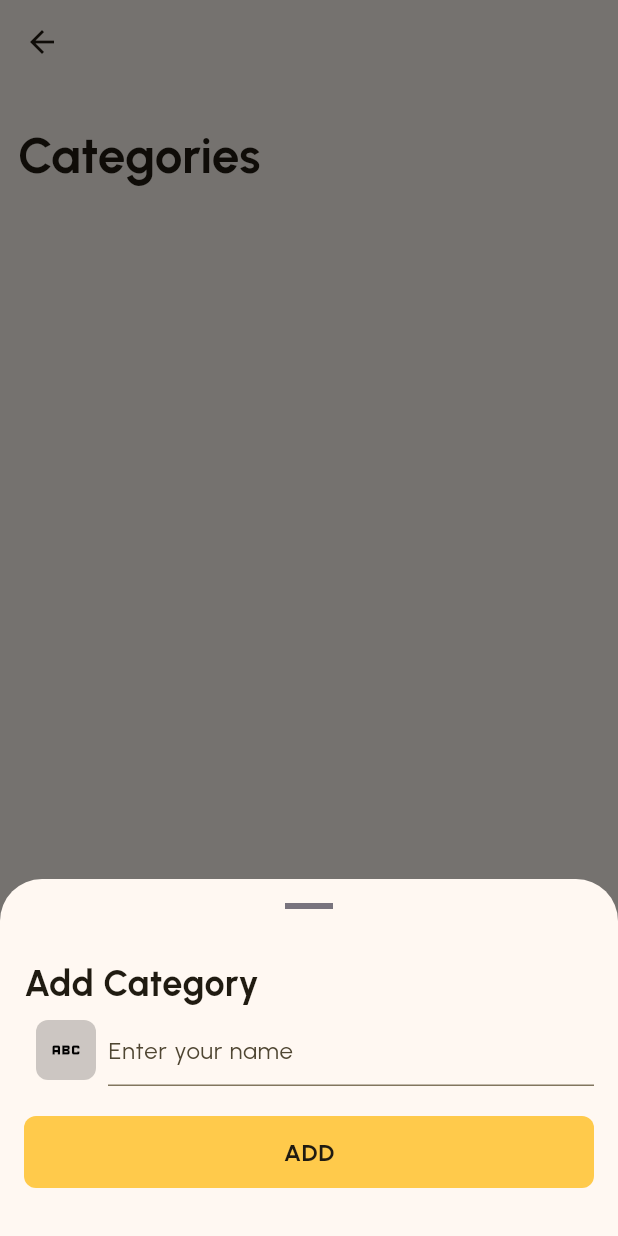
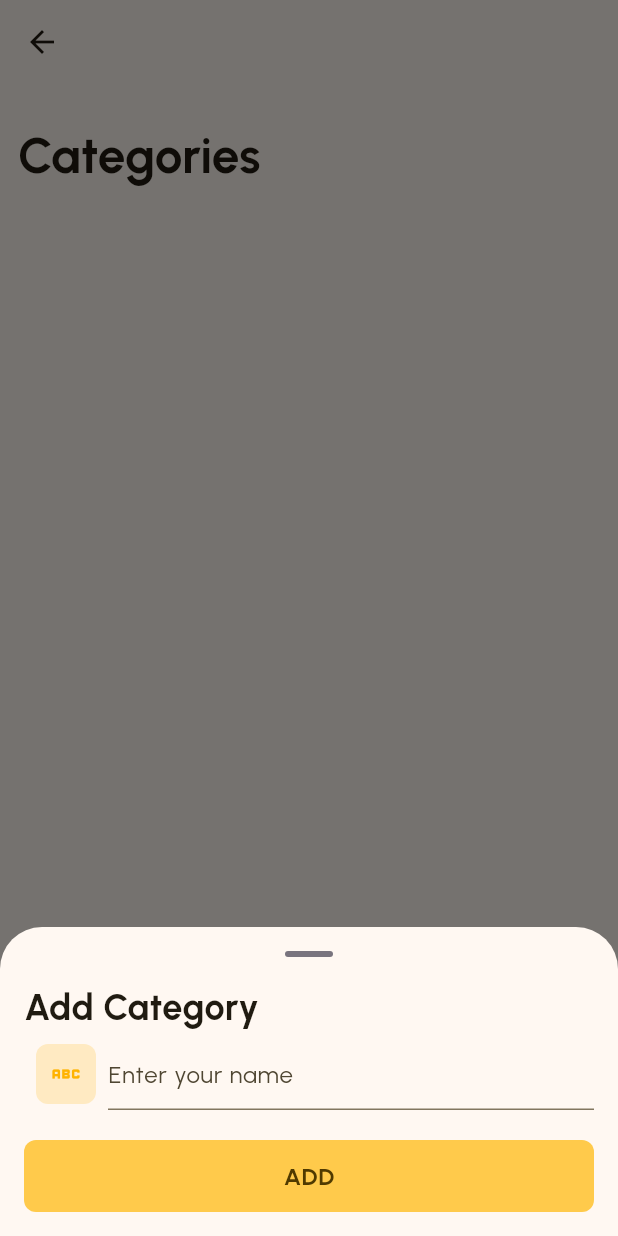
Before and after one commit to Skndan/krystl, a Flutter app: the CategoryView screen opened by its route, after a tap on an icon or button, on a phone screen of 412 x 824 dp. Run offline on Flutter 3.47's test engine with Material 3 defaults, Android fonts, the phone set to English and light mode, and no system bars; drawn by our look-alikes of flutter_form_builder; our stand-ins replace cloud_firestore, connectivity_plus, dio, firebase_analytics, firebase_auth, firebase_core and 8 more; missing offline and left inert: colorize, freerasp, haptic_feedback; accounts and stored records are empty.

Commit message:
Category Added

```diff
--- a/lib/view/category/category.view.dart
+++ b/lib/view/category/category.view.dart
@@ -2,12 +2,12 @@ import 'dart:math';
 
 import 'package:flutter/material.dart';
 import 'package:krystl/core/extensions/context_extension.dart';
-import 'package:krystl/core/extensions/widget_extension.dart';
 import 'package:krystl/core/network/firebase_manager.dart';
 import 'package:krystl/view/category/category.viewmodel.dart';
 import 'package:solar_icons/solar_icons.dart';
 
 import '../../core/base/base_view.dart';
+import 'category.model.dart';
 
 /// Created by Balaji Malathi on 5/25/2024 at 18:20.
 class CategoryView extends StatefulWidget {
@@ -54,8 +54,8 @@ class _CategoryViewState extends State<CategoryView>
       builder: (context, model, child) => Scaffold(
         floatingActionButton: FloatingActionButton(
           child: Icon(SolarIconsBold.addCircle),
-          onPressed: (){
-            model.addCategory();
+          onPressed: () {
+            model.addCategory(null);
           },
         ),
         body: NestedScrollView(
@@ -88,16 +88,13 @@ class _CategoryViewState extends State<CategoryView>
                   )),
             ];
           },
-          body: Column(
-            children: [
-              Expanded(
-                child: StreamBuilder(
+          body: StreamBuilder(
             stream: FirestoreService.instance
                 .listenToCollection('/${model.uid}/master/category'),
             builder: (context, snapshot) {
               if (snapshot.connectionState == ConnectionState.waiting) {
                 // If the connection is still waiting, show a loading indicator
-                      return Center(child: CircularProgressIndicator());
+                return const Center(child: CircularProgressIndicator());
               } else if (snapshot.hasError) {
                 // If there is an error with the stream, display an error message
                 return Text('Error: ${snapshot.error}');
@@ -111,52 +108,43 @@ class _CategoryViewState extends State<CategoryView>
                       const SliverGridDelegateWithFixedCrossAxisCount(
                           crossAxisCount: 2),
                   itemBuilder: (BuildContext context, int index) {
-                          return Container(
+                    return InkWell(
+                      onTap: () {
+                        model.addCategory(CategoryModel(
+                            color: documents[index]["color"],
+                            icon: documents[index]["icon"],
+                            name: documents[index]["name"],
+                            id: documents[index].id));
+                      },
+                      child: Container(
                         color: Color(documents[index]["color"])
                             .withOpacity(0.2),
-                            padding: EdgeInsets.all(24),
+                        padding: const EdgeInsets.all(24),
                         child: Column(
                           crossAxisAlignment: CrossAxisAlignment.start,
-                              mainAxisAlignment: MainAxisAlignment.spaceBetween,
+                          mainAxisAlignment:
+                              MainAxisAlignment.spaceBetween,
                           children: [
                             Icon(
                               IconData(documents[index]["icon"],
                                   fontFamily: "MaterialIcons"),
-                                  color: Color(documents[index]["color"]), size: 36,
+                              color: Color(documents[index]["color"]),
+                              size: 36,
                             ),
-                                Text(documents[index]["name"], style: context.textTheme.titleLarge,),
+                            Text(
+                              documents[index]["name"],
+                              style: context.textTheme.titleLarge,
+                            ),
                           ],
+                        ),
                       ),
                     );
                   },
                 );
               } else {
-                      // If there is no data available, display a message
                 return Text('No data available');
               }
             },
-                ),
-              ),
-              // ElevatedButton(
-              //   style: TextButton.styleFrom(
-              //     elevation: 0,
-              //     backgroundColor: context.colors.primaryContainer,
-              //     foregroundColor: context.colors.onPrimaryContainer,
-              //     shape: const RoundedRectangleBorder(
-              //       borderRadius: BorderRadius.all(Radius.circular(8)),
-              //     ),
-              //     minimumSize: Size(context.width - 32, 48),
-              //   ),
-              //   onPressed: () {
-              //     model.addCategory();
-              //   },
-              //   child: Text(
-              //     "Add Category".toUpperCase(),
-              //     style: context.textTheme.bodyLarge
-              //         ?.copyWith(fontWeight: FontWeight.w700),
-              //   ),
-              // ).pa(16)
-            ],
           ),
         ),
       ),
--- a/lib/view/category/category.viewmodel.dart
+++ b/lib/view/category/category.viewmodel.dart
@@ -1,9 +1,11 @@
 /// Created by Balaji Malathi on 5/25/2024 at 18:20.
+import 'package:cloud_firestore/cloud_firestore.dart';
 import 'package:firebase_auth/firebase_auth.dart';
 import 'package:flutter/material.dart';
 
 import '../../core/base/base_model.dart';
 import '../../core/network/firebase_manager.dart';
+import 'category.model.dart';
 import 'category.widget.dart';
 
 class CategoryViewModel extends BaseModel with BaseViewModel {
@@ -20,14 +22,14 @@ class CategoryViewModel extends BaseModel with BaseViewModel {
     uid = FirebaseAuth.instance.currentUser?.uid ?? '';
   }
 
-  void addCategory() async {
+  void addCategory(CategoryModel? document) async {
     showModalBottomSheet(
         context: context,
         isScrollControlled: true,
         builder: (context) {
           return CategoryFormWidget(
             formKey: formKey,
-            initialValue: const {},
+            initialValue: document?.toJson() ?? {},
           );
         }).then((value) {});
   }
--- a/lib/view/category/category.widget.dart
+++ b/lib/view/category/category.widget.dart
@@ -3,12 +3,8 @@ import 'package:flutter/material.dart';
 import 'package:flutter_form_builder/flutter_form_builder.dart';
 import 'package:form_builder_validators/form_builder_validators.dart';
 import 'package:krystl/core/extensions/context_extension.dart';
-import 'package:krystl/core/extensions/string_extension.dart';
 import 'package:krystl/core/extensions/widget_extension.dart';
 import 'package:krystl/core/network/firebase_manager.dart';
-import 'package:solar_icons/solar_icons.dart';
-import 'package:solar_icons/solar_icons.dart';
-import 'package:solar_icons/solar_icons.dart';
 
 import '../../product/components/color_picker/colorpicker.dart';
 import '../../product/components/color_picker/palette.dart';
@@ -30,11 +26,19 @@ class CategoryFormWidget extends StatefulWidget {
 }
 
 class _CategoryFormWidgetState extends State<CategoryFormWidget> {
-
   FirestoreService _firestoreService = FirestoreService.instance;
 
-  IconData iconPicked = Icons.abc;
-  Color iconPickedColor = Colors.black;
+  IconData iconPicked = Icons.shape_line_rounded;
+  Color iconPickedColor = Colors.amber;
+
+  @override
+  void initState() {
+    print(widget.initialValue["icon"]);
+    iconPickedColor = Color(widget.initialValue["color"] ?? 0xFFFFB300);
+    iconPicked = IconData(widget.initialValue["icon"] ?? 0xf04b6,
+        fontFamily: "MaterialIcons");
+    super.initState();
+  }
 
   Future<void> _showIconPickerDialog() async {
     var iconPicked = await showDialog(
@@ -75,12 +79,14 @@ class _CategoryFormWidgetState extends State<CategoryFormWidget> {
               Container(
                 width: 32,
                 height: 4,
-                color: const Color(0xFF79747E),
+                decoration: BoxDecoration(
+                    color: const Color(0xFF79747E),
+                    borderRadius: BorderRadius.circular(2)),
               ).pa(16),
             ],
           ),
           Padding(
-            padding: const EdgeInsets.all(16.0),
+            padding: const EdgeInsets.symmetric(horizontal: 16.0),
             child: Column(
               crossAxisAlignment: CrossAxisAlignment.start,
               children: <Widget>[
@@ -93,20 +99,29 @@ class _CategoryFormWidgetState extends State<CategoryFormWidget> {
                 ),
                 Row(
                   children: [
-                    IconButton(onPressed: (){
-                      _showIconPickerDialog();
-                    }, icon: Container(
-                        decoration: BoxDecoration(borderRadius: BorderRadius.circular(8), color: iconPickedColor.withOpacity(0.2),),
-                        child: Icon(iconPicked, color: iconPickedColor,).pa(8))),
+                    IconButton(
+                        onPressed: () {
+                          _showIconPickerDialog();
+                        },
+                        icon: Container(
+                            decoration: BoxDecoration(
+                              borderRadius: BorderRadius.circular(8),
+                              color: iconPickedColor.withOpacity(0.2),
+                            ),
+                            child: Icon(
+                              iconPicked,
+                              color: iconPickedColor,
+                            ).pa(8))),
                     Expanded(
                       child: FormBuilder(
                         key: widget.formKey,
                         initialValue: widget.initialValue,
                         child: FormBuilderTextField(
                           name: "name",
+                          autofocus: true,
                           decoration: InputDecoration(
                             hintText: 'Enter your name',
-                            fillColor: context.colors.primary ,
+                            fillColor: context.colors.primary,
                           ),
                           validator: FormBuilderValidators.compose(
                               [FormBuilderValidators.required()]),
@@ -115,7 +130,6 @@ class _CategoryFormWidgetState extends State<CategoryFormWidget> {
                     ),
                   ],
                 ),
-                // Icon(IconData(985022, fontFamily: "MaterialIcons")),
                 ElevatedButton(
                   style: TextButton.styleFrom(
                     elevation: 0,
@@ -127,7 +141,8 @@ class _CategoryFormWidgetState extends State<CategoryFormWidget> {
                     minimumSize: Size(context.width - 32, 48),
                   ),
                   onPressed: () async {
-                    if (widget.formKey.currentState?.saveAndValidate() ?? false) {
+                    if (widget.formKey.currentState?.saveAndValidate() ??
+                        false) {
                       FocusManager.instance.primaryFocus?.unfocus();
                       var formVal = widget.formKey.currentState!.value;
                       var dd = {
@@ -136,20 +151,34 @@ class _CategoryFormWidgetState extends State<CategoryFormWidget> {
                         "color": iconPickedColor.value
                       };
 
-                      await _firestoreService.insert('/${FirebaseAuth.instance.currentUser?.uid}/master/category', dd).then((s){
-                        Navigator.pop(context);
-                      });
+                      if (widget.initialValue["id"] != null) {
+                        await _firestoreService
+                            .update(
+                                '/${FirebaseAuth.instance.currentUser?.uid}/master/category',
+                                widget.initialValue["id"],
+                                dd)
+                            .then((s) {
+                          Navigator.pop(context);
+                        });
+                      } else {
+                        await _firestoreService
+                            .insert(
+                                '/${FirebaseAuth.instance.currentUser?.uid}/master/category',
+                                dd)
+                            .then((s) {
+                          Navigator.pop(context);
+                        });
+                      }
                       debugPrint(dd.toString());
                     } else {
-                      debugPrint(
-                          widget.formKey.currentState?.value.toString());
+                      debugPrint(widget.formKey.currentState?.value.toString());
                       debugPrint('validation failed');
                     }
                   },
                   child: Text(
-                    "Add".toUpperCase(),
+                    widget.initialValue["id"] != null ? "UPDATE" : "ADD",
                     style: context.textTheme.bodyLarge
-                        ?.copyWith(fontWeight: FontWeight.w700),
+                        ?.copyWith(fontWeight: FontWeight.w700, color: context.colors.onPrimaryContainer),
                   ),
                 ).phv(0, 16)
               ],
@@ -161,42 +190,56 @@ class _CategoryFormWidgetState extends State<CategoryFormWidget> {
   }
 }
 
-
-
 class IconPicker extends StatefulWidget {
-  static List<IconData> icons = [
-    Icons.safety_check,
-    Icons.keyboard,
-    Icons.logout,
-  ];
-
   @override
   State<IconPicker> createState() => _IconPickerState();
 }
 
 class _IconPickerState extends State<IconPicker> {
   Color pickerColor = Color(0xffffc100);
+
+  List<IconData> icons = [
+    Icons.restaurant,
+    Icons.shopping_cart,
+    Icons.local_cafe,
+    Icons.home,
+    Icons.flight,
+    Icons.event,
+    Icons.account_balance,
+    Icons.lightbulb,
+    Icons.folder,
+    Icons.spa,
+    Icons.restaurant_menu,
+    Icons.apple,
+    Icons.local_drink,
+  ];
+
   @override
   Widget build(BuildContext context) {
     return Wrap(
       spacing: 16,
+      runSpacing: 8,
       children: <Widget>[
         ColorPicker(
-         paletteType: PaletteType.hueWheel,
+          paletteType: PaletteType.hueWheel,
           pickerColor: pickerColor,
           onColorChanged: (Color color) {
             setState(() => pickerColor = color);
           },
         ),
-        for (var icon in IconPicker.icons)
+        for (var icon in icons)
           GestureDetector(
-            onTap: () => Navigator.pop(context, {
-              "icon": icon,
-              "color": pickerColor.value
-            }),
+            onTap: () => Navigator.pop(
+                context, {"icon": icon, "color": pickerColor.value}),
             child: Container(
-                decoration: BoxDecoration(borderRadius: BorderRadius.circular(8), color: pickerColor.withOpacity(0.2),),
-                child: Icon(icon, color: pickerColor,).pa(8)),
+                decoration: BoxDecoration(
+                  borderRadius: BorderRadius.circular(8),
+                  color: pickerColor.withOpacity(0.2),
+                ),
+                child: Icon(
+                  icon,
+                  color: pickerColor,
+                ).pa(8)),
           )
       ],
     );
```
Lines whose indentation alone changed are shown as unchanged.
